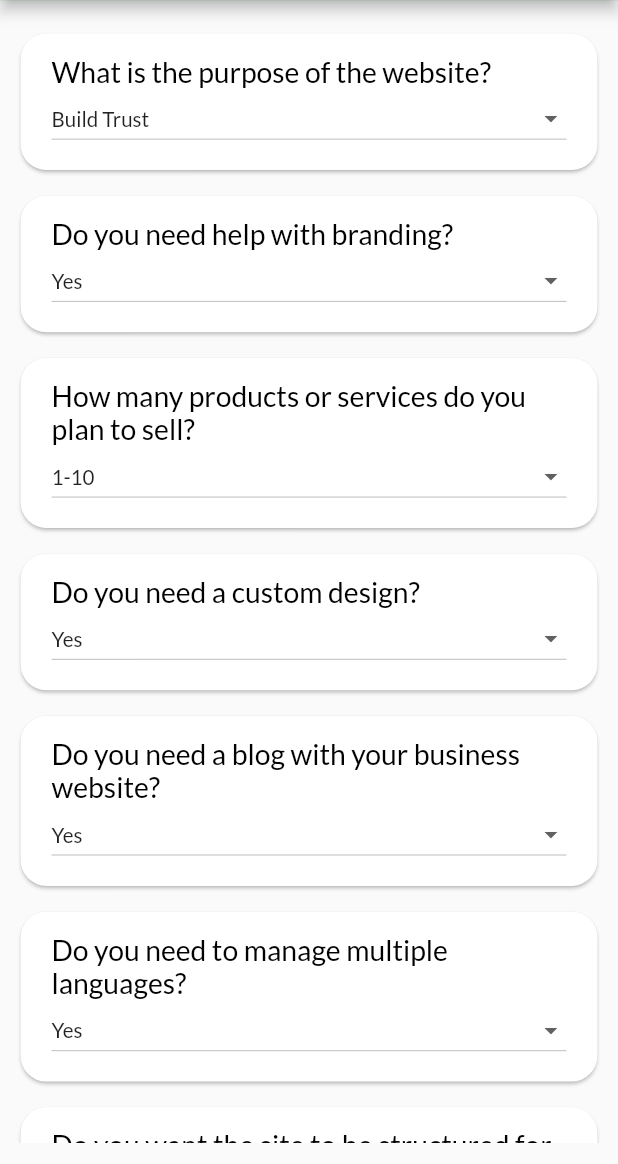
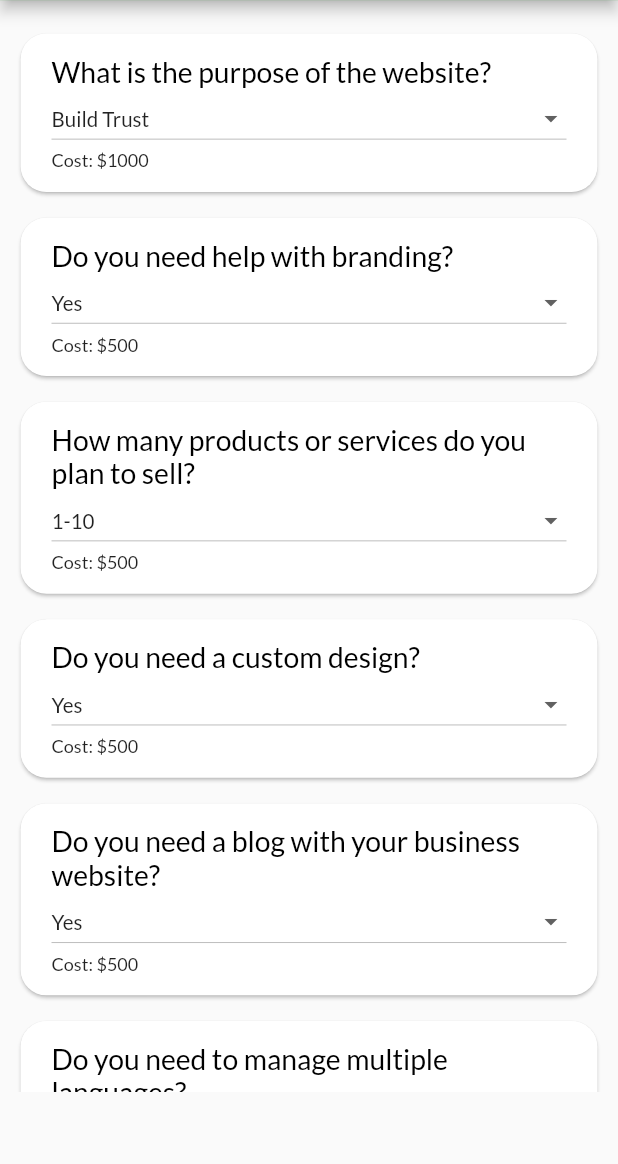
Before and after one commit to fahadthakur/cost-calculator-flutter, a Flutter app: the screen it shows after launch, on a phone screen of 412 x 824 dp, the part 72-1236 px from its top. Run offline on Flutter 3.47's test engine with Material 2 defaults, Android fonts, the phone set to English and light mode, and no system bars; our stand-ins replace google_fonts, responsive_framework.

Commit message:
Coded estimated cost calculation

```diff
--- /dev/null
+++ b/lib/Models/question.dart
@@ -0,0 +1,7 @@
+class Question {
+  final String question;
+  final List<String> options;
+  final int cost;
+
+  Question(this.question, this.options, this.cost);
+}
--- a/lib/Screens/webselect.dart
+++ b/lib/Screens/webselect.dart
@@ -1,3 +1,4 @@
+import 'package:costcalculator/Models/question.dart';
 import 'package:flutter/material.dart';
 
 import '../widgets.dart';
@@ -10,24 +11,23 @@ class WebSelect extends StatefulWidget {
 }
 
 class _WebSelectState extends State<WebSelect> {
-  var questions = {
-    'What is the purpose of the website?': [
-      'Build Trust',
-      'Reach Audience',
-      'Generate Leads'
-    ],
-    'Do you need help with branding?': ['Yes', 'No'],
-    'How many products or services do you plan to sell?': ['1-10', '10+'],
-    'Do you need a custom design?': ['Yes', 'No'],
-    'Do you need a blog with your business website?': ['Yes', 'No'],
-    'Do you need to manage multiple languages?': ['Yes', 'No'],
-    'Do you want the site to be structured for better Search engine visibility?':
+  List<Question> questions = [
+    Question('What is the purpose of the website?',
+        ['Build Trust', 'Reach Audience', 'Generate Leads'], 1000),
+    Question('Do you need help with branding?', ['Yes', 'No'], 500),
+    Question('How many products or services do you plan to sell?',
+        ['1-10', '10+'], 500),
+    Question('Do you need a custom design?', ['Yes', 'No'], 500),
+    Question(
+        'Do you need a blog with your business website?', ['Yes', 'No'], 500),
+    Question('Do you need to manage multiple languages?', ['Yes', 'No'], 300),
+    Question(
+        'Do you want the site to be structured for better Search engine visibility?',
         ['Yes', 'No'],
-    'Do you want professional analytics tools to track conversions?': [
-      'Yes',
-      'No'
-    ]
-  };
+        200),
+    Question('Do you want professional analytics tools to track conversions?',
+        ['Yes', 'No'], 50),
+  ];
   @override
   Widget build(BuildContext context) {
     return Scaffold(
@@ -37,12 +37,20 @@ class _WebSelectState extends State<WebSelect> {
       body: SafeArea(
         child: Padding(
           padding: EdgeInsets.symmetric(horizontal: 8.0, vertical: 16.0),
-          child: Container(
-            child: ListView.builder(
-                itemBuilder: (_, int index) => QuestionWidget(
-                    questions.keys.elementAt(index),
-                    questions.values.elementAt(index)),
-                itemCount: questions.length.toInt()),
+          child: Stack(
+            children: [
+              Padding(
+                padding: const EdgeInsets.only(bottom: 40.0),
+                child: Container(
+                  child: ListView.builder(
+                      itemBuilder: (_, int index) => QuestionWidget(
+                          questions[index].question,
+                          questions[index].options,
+                          questions[index].cost),
+                      itemCount: questions.length),
+                ),
+              ),
+            ],
           ),
         ),
       ),
--- a/lib/widgets.dart
+++ b/lib/widgets.dart
@@ -3,7 +3,8 @@ import 'package:flutter/material.dart';
 class QuestionWidget extends StatelessWidget {
   final String question;
   final List<String> options;
-  QuestionWidget(this.question, this.options);
+  final int cost;
+  QuestionWidget(this.question, this.options, this.cost);
 
   @override
   Widget build(BuildContext context) {
@@ -25,7 +26,9 @@ class QuestionWidget extends StatelessWidget {
             ),
             DropDownList(
               options: options,
+              cost: cost,
             ),
+            Text('Cost: \$' + cost.toString()),
           ],
         ),
       ),
@@ -35,17 +38,25 @@ class QuestionWidget extends StatelessWidget {
 
 class DropDownList extends StatefulWidget {
   final List<String> options;
-  const DropDownList({Key? key, required this.options}) : super(key: key);
+  final int cost;
+  const DropDownList({Key? key, required this.options, required this.cost})
+      : super(key: key);
 
   @override
-  _DropDownListState createState() => _DropDownListState(options);
+  _DropDownListState createState() => _DropDownListState(options, cost);
 }
 
 class _DropDownListState extends State<DropDownList> {
   final List<String> items;
+  final int cost;
+  static int estimatedCost = 0;
   String dropdownValue = '';
-  _DropDownListState(this.items) {
+  _DropDownListState(this.items, this.cost) {
     dropdownValue = items[0];
+    if (dropdownValue == 'Yes' || items.length == 3) {
+      estimatedCost += cost;
+      print(estimatedCost);
+    }
   }
 
   @override
@@ -60,7 +71,14 @@ class _DropDownListState extends State<DropDownList> {
         setState(() {
           print("previous ${this.dropdownValue}");
           print("selected $value");
+          if ((value == 'Yes' || value == '10+') && dropdownValue != value) {
+            estimatedCost += cost;
+          }
+          if ((value == 'No' || value == '1-10') && dropdownValue != value) {
+            estimatedCost -= cost;
+          }
           this.dropdownValue = value.toString();
+          print(estimatedCost);
         });
       },
       value: dropdownValue,
```
